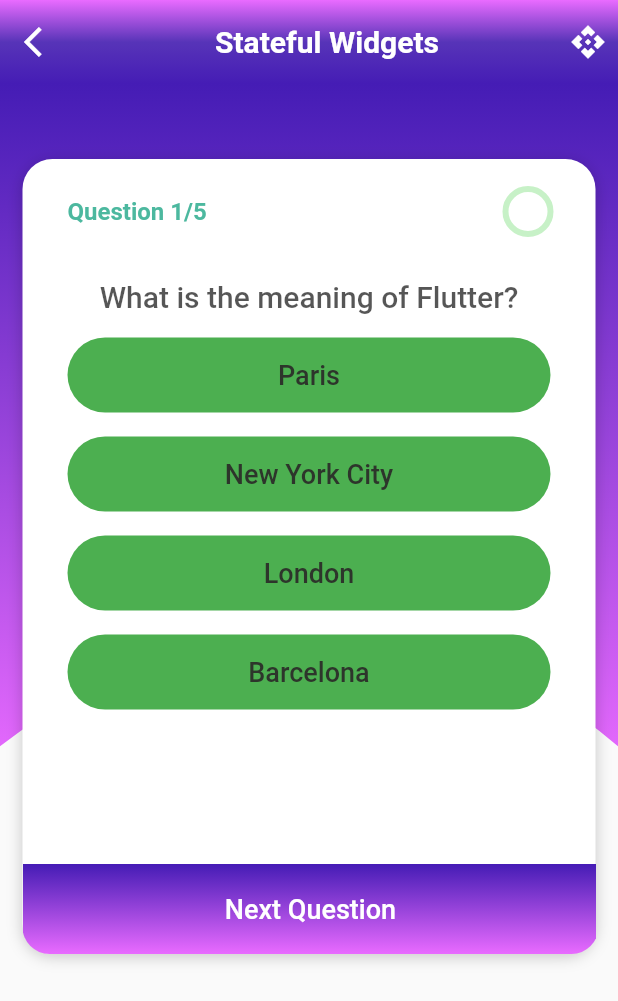
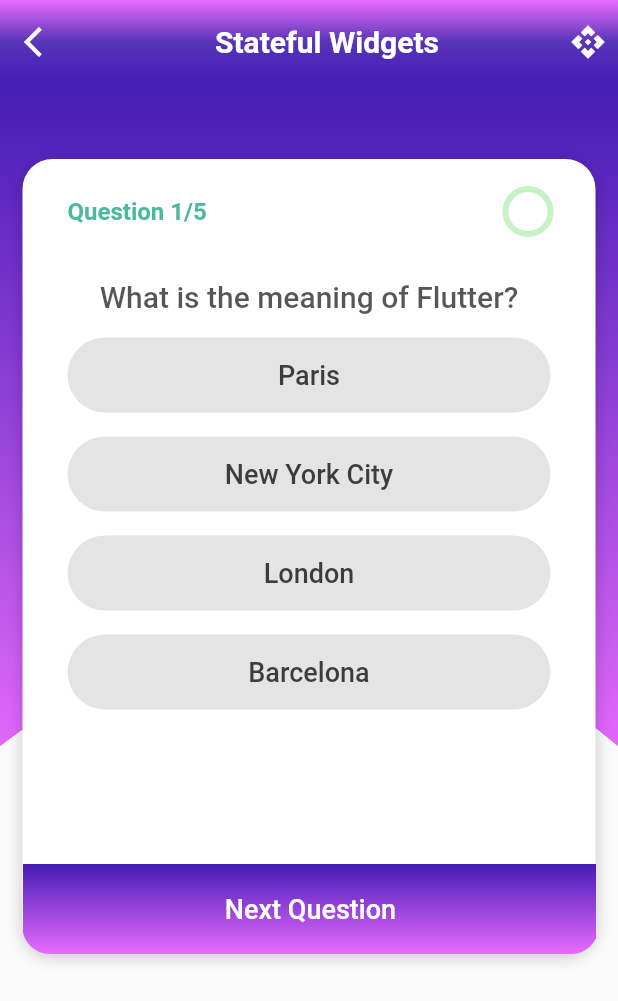
Before and after one commit to iluv27/flutter_trivia, a Flutter app: the QuizScreen screen opened directly, on a phone screen of 412 x 824 dp. Shown: the top 1001 px of the screen. Run offline on Flutter 3.47's test engine with Material 2 defaults, Android fonts, the light colour scheme and no system bars; our stand-ins replace animated_text_kit, flutter_layout_grid.

Commit message:
new commit

```diff
--- a/lib/q&a/quiz_sect.dart
+++ b/lib/q&a/quiz_sect.dart
@@ -1,6 +1,6 @@
 int currentQuestionIndex = 0;
 
-List<Map<String, dynamic>> questions = [
+List<Map<String, dynamic>> questions1 = [
   {
     'question': 'What is the meaning of Flutter?',
     'answers': ['Paris', 'New York City', 'London', 'Barcelona'],
@@ -27,3 +27,83 @@
     'correctAnswer': 'New York City'
   }
 ];
+
+List<Map<String, dynamic>> questions = [
+  {
+    'question': 'What is a responsive design in Flutter?',
+    'answers': [
+      'A design that adjusts to fit any screen size',
+      'A design that looks good on a specific screen size',
+      'A design that only works on iOS devices',
+      'A design that only works on Android devices'
+    ],
+    'correctAnswer': 'A design that adjusts to fit any screen size'
+  },
+  {
+    'question': 'What is the purpose of MediaQuery in Flutter?',
+    'answers': [
+      'To get information about the device screen size and orientation',
+      'To get information about the device battery level',
+      'To get information about the device camera',
+      'To get information about the device location'
+    ],
+    'correctAnswer':
+        'To get information about the device screen size and orientation'
+  },
+  {
+    'question':
+        'What is the difference between MainAxisAlignment and CrossAxisAlignment in Flutter?',
+    'answers': [
+      'MainAxisAlignment controls the vertical positioning of widgets, while CrossAxisAlignment controls the horizontal positioning of widgets',
+      'CrossAxisAlignment controls the vertical positioning of widgets, while MainAxisAlignment controls the horizontal positioning of widgets',
+      'MainAxisAlignment and CrossAxisAlignment both control the vertical positioning of widgets',
+      'MainAxisAlignment and CrossAxisAlignment both control the horizontal positioning of widgets'
+    ],
+    'correctAnswer':
+        'MainAxisAlignment controls the vertical positioning of widgets, while CrossAxisAlignment controls the horizontal positioning of widgets'
+  },
+  {
+    'question': 'What is a Flexible widget in Flutter?',
+    'answers': [
+      'A widget that allows its children to have flexible widths or heights',
+      'A widget that allows its children to have fixed widths or heights',
+      'A widget that allows its children to be positioned anywhere on the screen',
+      'A widget that allows its children to have different colors'
+    ],
+    'correctAnswer':
+        'A widget that allows its children to have flexible widths or heights'
+  },
+  {
+    'question': 'What is a LayoutBuilder widget in Flutter?',
+    'answers': [
+      'A widget that provides information about the constraints passed to its parent',
+      'A widget that provides information about the device screen size and orientation',
+      'A widget that provides information about the device battery level',
+      'A widget that provides information about the device location'
+    ],
+    'correctAnswer':
+        'A widget that provides information about the constraints passed to its parent'
+  },
+  {
+    'question': 'What is a Wrap widget in Flutter?',
+    'answers': [
+      'A widget that lays out its children in a wrap fashion',
+      'A widget that lays out its children in a column',
+      'A widget that lays out its children in a row',
+      'A widget that lays out its children in a grid'
+    ],
+    'correctAnswer': 'A widget that lays out its children in a wrap fashion'
+  },
+  {
+    'question':
+        'What is the difference between Expanded and Flexible widgets in Flutter?',
+    'answers': [
+      'Expanded widgets take up all the available space in the main axis, while Flexible widgets only take up the space they need',
+      'Flexible widgets take up all the available space in the main axis, while Expanded widgets only take up the space they need',
+      'Expanded widgets take up all the available space in both the main and cross axes, while Flexible widgets only take up the space they need in the main axis',
+      'Flexible widgets take up all the available space in both the main and cross axes, while Expanded widgets only take up the space they need in the main axis'
+    ],
+    'correctAnswer':
+        'Expanded widgets take up all the available space in the main axis, while Flexible widgets only take up the space they need'
+  },
+];
--- a/lib/question_One/question1.dart
+++ b/lib/question_One/question1.dart
@@ -202,7 +202,8 @@
                     //         ? MaterialStateProperty.all(Colors.green)
                     //         : MaterialStateProperty.all(
                     //             const Color.fromARGB(255, 228, 228, 228)),
-                    backgroundColor: MaterialStateProperty.all(Colors.green),
+                    backgroundColor: MaterialStateProperty.all(
+                        const Color.fromARGB(255, 228, 228, 228)),
                     shape: MaterialStateProperty.all<RoundedRectangleBorder>(
                       RoundedRectangleBorder(
                         borderRadius: BorderRadius.circular(30),
```
